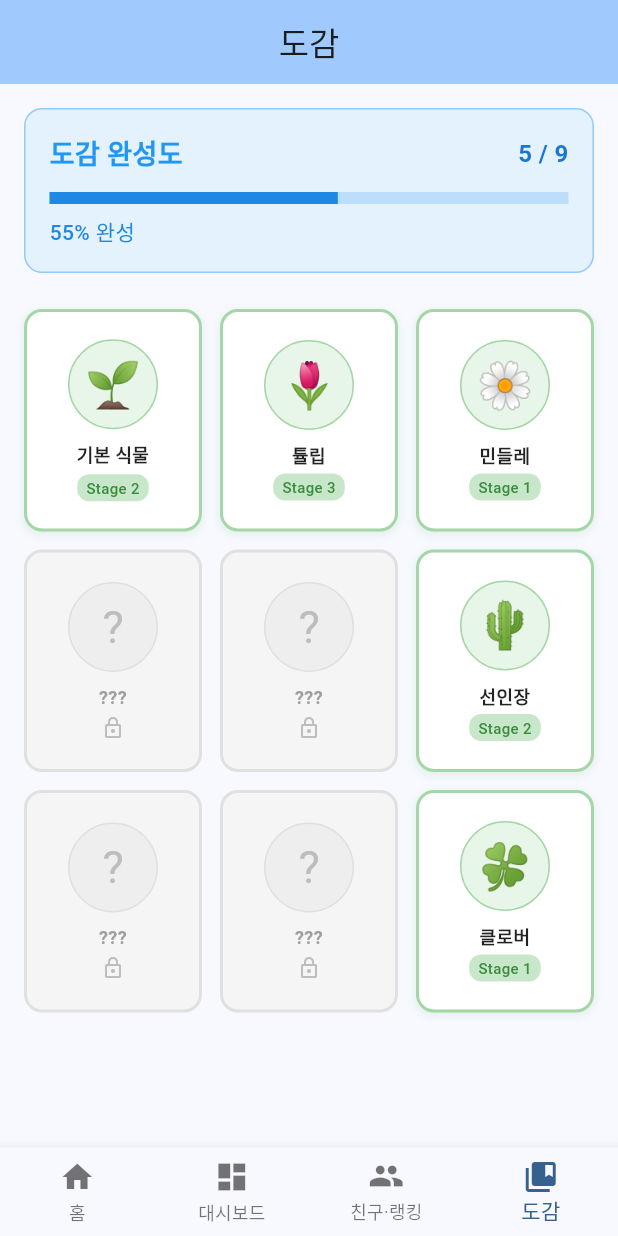
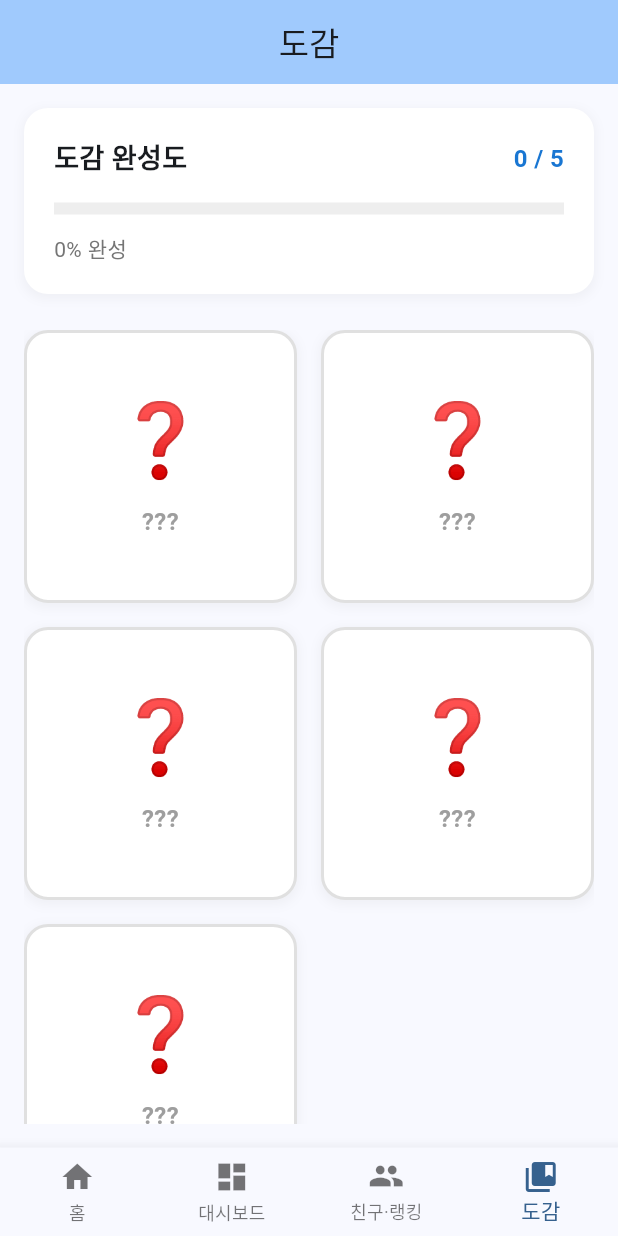
Before and after one commit to Yeongseo-Kim/water-together, a Flutter app: the screen it shows after launch, item 4 of the bottom bar chosen, on a phone screen of 412 x 824 dp. Run offline on Flutter 3.47's test engine with Material 3 defaults, Android fonts, the phone set to English and light mode, and no system bars; our stand-ins replace flutter_local_notifications, shared_preferences, timezone; accounts and stored records are empty.

Commit message:
feat: 도감 시스템 완성 - PlantGridWidget 실제 데이터 연동
- PlantGridWidget 구현 완료
  - 식물 그리드 표시 (2x2 레이아웃)
  - 수집된 식물과 미수집 식물 구분
  - 도감 완성도 표시 (진행률 바)
  - 식물 상세 정보 다이얼로그
  - 희귀도별 색상 구분

- 실제 식물 데이터 연동
  - WaterProvider에 완성된 식물 목록 추가
  - 식물 완성 시 도감 자동 추가 기능
  - 완성된 식물 목록 저장/불러오기 시스템
  - StorageService, UserDataService 확장

- 데이터 타입 수정
  - PlantConfigService Map → List 변환 로직 추가
  - null safety 처리 개선

Task_List_3.md Week 2 완료: 도감 시스템 완성

```diff
--- a/water_together/lib/widgets/plant_grid_widget.dart
+++ b/water_together/lib/widgets/plant_grid_widget.dart
@@ -1,4 +1,8 @@
 import 'package:flutter/material.dart';
+import 'package:provider/provider.dart';
+import '../providers/water_provider.dart';
+import '../services/plant_config_service.dart';
+import '../models/plant_config.dart';
 
 class PlantGridWidget extends StatefulWidget {
   const PlantGridWidget({super.key});
@@ -8,88 +12,22 @@ class PlantGridWidget extends StatefulWidget {
 }
 
 class _PlantGridWidgetState extends State<PlantGridWidget> {
-  // 임시 식물 데이터 (수집/미수집 구분)
-  final List<PlantData> _plants = [
-    PlantData(
-      id: 'plant_001',
-      name: '기본 식물',
-      image: '🌱',
-      description: '기본적인 식물입니다. 물을 주면 자라요!',
-      isCollected: true,
-      stage: 2,
-    ),
-    PlantData(
-      id: 'plant_002',
-      name: '튤립',
-      image: '🌷',
-      description: '아름다운 튤립입니다. 봄에 피어나요.',
-      isCollected: true,
-      stage: 3,
-    ),
-    PlantData(
-      id: 'plant_003',
-      name: '민들레',
-      image: '🌼',
-      description: '노란 민들레입니다. 바람에 날려가요.',
-      isCollected: true,
-      stage: 1,
-    ),
-    PlantData(
-      id: 'plant_004',
-      name: '장미',
-      image: '🌹',
-      description: '사랑의 꽃 장미입니다.',
-      isCollected: false,
-      stage: 0,
-    ),
-    PlantData(
-      id: 'plant_005',
-      name: '해바라기',
-      image: '🌻',
-      description: '태양을 따라 도는 해바라기입니다.',
-      isCollected: false,
-      stage: 0,
-    ),
-    PlantData(
-      id: 'plant_006',
-      name: '선인장',
-      image: '🌵',
-      description: '사막의 선인장입니다. 물을 적게 마셔요.',
-      isCollected: true,
-      stage: 2,
-    ),
-    PlantData(
-      id: 'plant_007',
-      name: '나무',
-      image: '🌳',
-      description: '큰 나무입니다. 많은 물이 필요해요.',
-      isCollected: false,
-      stage: 0,
-    ),
-    PlantData(
-      id: 'plant_008',
-      name: '버섯',
-      image: '🍄',
-      description: '빨간 버섯입니다. 조심해서 키우세요.',
-      isCollected: false,
-      stage: 0,
-    ),
-    PlantData(
-      id: 'plant_009',
-      name: '클로버',
-      image: '🍀',
-      description: '네잎 클로버입니다. 행운을 가져다줘요.',
-      isCollected: true,
-      stage: 1,
-    ),
-  ];
+  @override
+  void initState() {
+    super.initState();
+    // 식물 설정 로드
+    WidgetsBinding.instance.addPostFrameCallback((_) async {
+      await PlantConfigService.instance.loadPlantConfigs();
+    });
+  }
 
   @override
   Widget build(BuildContext context) {
-    // 수집된 식물 수 계산
-    final collectedCount = _plants.where((plant) => plant.isCollected).length;
-    final totalCount = _plants.length;
-    final completionRate = totalCount > 0 ? collectedCount / totalCount : 0.0;
+    return Consumer<WaterProvider>(
+      builder: (context, waterProvider, child) {
+        final plantConfigsMap = PlantConfigService.instance.getAllPlantConfigs();
+        final plantConfigs = plantConfigsMap.values.toList();
+        final collectedPlants = _getCollectedPlants(waterProvider);
 
         return Padding(
           padding: const EdgeInsets.all(16.0),
@@ -97,13 +35,53 @@ class _PlantGridWidgetState extends State<PlantGridWidget> {
             crossAxisAlignment: CrossAxisAlignment.start,
             children: [
               // 도감 완성도 표시
-          Container(
-            width: double.infinity,
-            padding: const EdgeInsets.all(16),
+              _buildCollectionProgress(plantConfigs.length, collectedPlants.length),
+              const SizedBox(height: 24),
+
+              // 식물 그리드
+              Expanded(
+                child: GridView.builder(
+                  gridDelegate: const SliverGridDelegateWithFixedCrossAxisCount(
+                    crossAxisCount: 2,
+                    childAspectRatio: 1.0,
+                    crossAxisSpacing: 16,
+                    mainAxisSpacing: 16,
+                  ),
+                  itemCount: plantConfigs.length,
+                  itemBuilder: (context, index) {
+                    final plantConfig = plantConfigs[index];
+                    if (plantConfig == null) return const SizedBox.shrink();
+
+                    final isCollected = collectedPlants.contains(plantConfig.plantId);
+
+                    return _buildPlantCard(plantConfig, isCollected);
+                  },
+                ),
+              ),
+            ],
+          ),
+        );
+      },
+    );
+  }
+
+  // 도감 완성도 표시
+  Widget _buildCollectionProgress(int totalPlants, int collectedPlants) {
+    final progress = totalPlants > 0 ? collectedPlants / totalPlants : 0.0;
+
+    return Container(
+      padding: const EdgeInsets.all(20),
       decoration: BoxDecoration(
-              color: Colors.blue.shade50,
-              borderRadius: BorderRadius.circular(12),
-              border: Border.all(color: Colors.blue.shade200),
+        color: Colors.white,
+        borderRadius: BorderRadius.circular(16),
+        boxShadow: [
+          BoxShadow(
+            color: Colors.grey.withOpacity(0.1),
+            spreadRadius: 1,
+            blurRadius: 5,
+            offset: const Offset(0, 2),
+          ),
+        ],
       ),
       child: Column(
         crossAxisAlignment: CrossAxisAlignment.start,
@@ -116,11 +94,10 @@ class _PlantGridWidgetState extends State<PlantGridWidget> {
                 style: TextStyle(
                   fontSize: 18,
                   fontWeight: FontWeight.bold,
-                        color: Colors.blue,
                 ),
               ),
               Text(
-                      '$collectedCount / $totalCount',
+                '$collectedPlants / $totalPlants',
                 style: TextStyle(
                   fontSize: 16,
                   fontWeight: FontWeight.w600,
@@ -129,41 +106,19 @@ class _PlantGridWidgetState extends State<PlantGridWidget> {
               ),
             ],
           ),
-                const SizedBox(height: 12),
+          const SizedBox(height: 16),
           LinearProgressIndicator(
-                  value: completionRate,
-                  backgroundColor: Colors.blue.shade100,
-                  valueColor: AlwaysStoppedAnimation<Color>(Colors.blue.shade600),
+            value: progress,
+            backgroundColor: Colors.grey.shade200,
+            valueColor: AlwaysStoppedAnimation<Color>(Colors.blue.shade400),
             minHeight: 8,
           ),
-                const SizedBox(height: 8),
+          const SizedBox(height: 12),
           Text(
-                  '${(completionRate * 100).toInt()}% 완성',
+            '${(progress * 100).toInt()}% 완성',
             style: TextStyle(
               fontSize: 14,
-                    color: Colors.blue.shade600,
-                    fontWeight: FontWeight.w500,
-                  ),
-                ),
-              ],
-            ),
-          ),
-          const SizedBox(height: 24),
-
-          // 식물 그리드
-          Expanded(
-            child: GridView.builder(
-              gridDelegate: const SliverGridDelegateWithFixedCrossAxisCount(
-                crossAxisCount: 3,
-                crossAxisSpacing: 12,
-                mainAxisSpacing: 12,
-                childAspectRatio: 0.8,
-              ),
-              itemCount: _plants.length,
-              itemBuilder: (context, index) {
-                final plant = _plants[index];
-                return _buildPlantCard(plant);
-              },
+              color: Colors.grey.shade600,
             ),
           ),
         ],
@@ -171,148 +126,261 @@ class _PlantGridWidgetState extends State<PlantGridWidget> {
     );
   }
 
-  Widget _buildPlantCard(PlantData plant) {
+  // 식물 카드 위젯
+  Widget _buildPlantCard(PlantConfig plantConfig, bool isCollected) {
     return GestureDetector(
-      onTap: plant.isCollected ? () => _showPlantDetail(plant) : null,
+      onTap: () => _showPlantDetail(plantConfig, isCollected),
       child: Container(
         decoration: BoxDecoration(
-          color: plant.isCollected ? Colors.white : Colors.grey.shade100,
-          borderRadius: BorderRadius.circular(12),
+          color: Colors.white,
+          borderRadius: BorderRadius.circular(16),
+          boxShadow: [
+            BoxShadow(
+              color: Colors.grey.withOpacity(0.1),
+              spreadRadius: 1,
+              blurRadius: 5,
+              offset: const Offset(0, 2),
+            ),
+          ],
           border: Border.all(
-            color: plant.isCollected ? Colors.green.shade200 : Colors.grey.shade300,
+            color: isCollected ? Colors.green.shade300 : Colors.grey.shade300,
             width: 2,
           ),
-          boxShadow: plant.isCollected ? [
-            BoxShadow(
-              color: Colors.green.withOpacity(0.1),
-              spreadRadius: 1,
-              blurRadius: 4,
-              offset: const Offset(0, 2),
-            ),
-          ] : null,
         ),
         child: Column(
           mainAxisAlignment: MainAxisAlignment.center,
           children: [
-            // 식물 이미지
-            Container(
-              width: 60,
-              height: 60,
-              decoration: BoxDecoration(
-                color: plant.isCollected ? Colors.green.shade50 : Colors.grey.shade200,
-                borderRadius: BorderRadius.circular(30),
-                border: Border.all(
-                  color: plant.isCollected ? Colors.green.shade200 : Colors.grey.shade300,
-                ),
-              ),
-              child: Center(
-                child: Text(
-                  plant.isCollected ? plant.image : '?',
-                  style: TextStyle(
-                    fontSize: 30,
-                    color: plant.isCollected ? null : Colors.grey.shade400,
-                  ),
-                ),
-              ),
+            // 식물 이미지 (이모티콘)
+            Text(
+              isCollected ? plantConfig.stageImages[3] : '❓',
+              style: const TextStyle(fontSize: 48),
             ),
             const SizedBox(height: 8),
 
             // 식물 이름
-            Padding(
-              padding: const EdgeInsets.symmetric(horizontal: 4),
+            Text(
+              isCollected ? plantConfig.name : '???',
+              style: TextStyle(
+                fontSize: 16,
+                fontWeight: FontWeight.bold,
+                color: isCollected ? Colors.black : Colors.grey.shade500,
+              ),
+              textAlign: TextAlign.center,
+            ),
+            const SizedBox(height: 4),
+
+            // 희귀도 표시
+            if (isCollected)
+              Container(
+                padding: const EdgeInsets.symmetric(horizontal: 8, vertical: 2),
+                decoration: BoxDecoration(
+                  color: _getRarityColor(plantConfig.rarity).withOpacity(0.2),
+                  borderRadius: BorderRadius.circular(8),
+                  border: Border.all(
+                    color: _getRarityColor(plantConfig.rarity),
+                    width: 1,
+                  ),
+                ),
                 child: Text(
-                plant.isCollected ? plant.name : '???',
+                  _getRarityText(plantConfig.rarity),
                   style: TextStyle(
                     fontSize: 12,
                     fontWeight: FontWeight.w600,
-                  color: plant.isCollected ? Colors.black87 : Colors.grey.shade500,
+                    color: _getRarityColor(plantConfig.rarity),
                   ),
-                textAlign: TextAlign.center,
-                maxLines: 2,
-                overflow: TextOverflow.ellipsis,
                 ),
               ),
 
             // 수집 상태 표시
-            if (plant.isCollected) ...[
-              const SizedBox(height: 4),
-              Container(
-                padding: const EdgeInsets.symmetric(horizontal: 6, vertical: 2),
-                decoration: BoxDecoration(
-                  color: Colors.green.shade100,
-                  borderRadius: BorderRadius.circular(8),
+            if (isCollected)
+              const SizedBox(height: 8),
+            if (isCollected)
+              Icon(
+                Icons.check_circle,
+                color: Colors.green.shade600,
+                size: 20,
               ),
-                child: Text(
-                  'Stage ${plant.stage}',
-                  style: TextStyle(
-                    fontSize: 10,
-                    color: Colors.green.shade700,
-                    fontWeight: FontWeight.w500,
-                  ),
-                ),
-              ),
-            ] else ...[
-              const SizedBox(height: 4),
-              Icon(
-                Icons.lock_outline,
-                size: 16,
-                color: Colors.grey.shade400,
-              ),
-            ],
           ],
         ),
       ),
     );
   }
 
-  void _showPlantDetail(PlantData plant) {
+  // 희귀도별 색상
+  Color _getRarityColor(String rarity) {
+    switch (rarity) {
+      case 'common':
+        return Colors.green;
+      case 'rare':
+        return Colors.blue;
+      case 'epic':
+        return Colors.purple;
+      case 'legendary':
+        return Colors.orange;
+      default:
+        return Colors.grey;
+    }
+  }
+
+  // 희귀도별 텍스트
+  String _getRarityText(String rarity) {
+    switch (rarity) {
+      case 'common':
+        return '일반';
+      case 'rare':
+        return '희귀';
+      case 'epic':
+        return '영웅';
+      case 'legendary':
+        return '전설';
+      default:
+        return '일반';
+    }
+  }
+
+  // 수집된 식물 목록 가져오기
+  List<String> _getCollectedPlants(WaterProvider waterProvider) {
+    // WaterProvider에서 완성된 식물 목록 가져오기
+    return waterProvider.completedPlants;
+  }
+
+  // 식물 상세 정보 다이얼로그
+  void _showPlantDetail(PlantConfig plantConfig, bool isCollected) {
     showDialog(
       context: context,
       builder: (context) => AlertDialog(
         title: Row(
           children: [
-            Text(plant.image, style: const TextStyle(fontSize: 24)),
-            const SizedBox(width: 8),
+            Text(
+              isCollected ? plantConfig.stageImages[3] : '❓',
+              style: const TextStyle(fontSize: 32),
+            ),
+            const SizedBox(width: 12),
             Expanded(
               child: Text(
-                plant.name,
-                style: const TextStyle(fontSize: 18),
+                isCollected ? plantConfig.name : '???',
+                style: const TextStyle(fontSize: 20),
               ),
             ),
           ],
         ),
-        content: Column(
+        content: SingleChildScrollView(
+          child: Column(
             mainAxisSize: MainAxisSize.min,
             crossAxisAlignment: CrossAxisAlignment.start,
             children: [
+              if (isCollected) ...[
+                // 식물 설명
                 Text(
-              plant.description,
+                  plantConfig.description,
                   style: const TextStyle(fontSize: 16),
+                ),
+                const SizedBox(height: 16),
+
+                // 성장 단계별 이미지
+                const Text(
+                  '성장 단계',
+                  style: TextStyle(
+                    fontSize: 16,
+                    fontWeight: FontWeight.bold,
+                  ),
+                ),
+                const SizedBox(height: 8),
+                Row(
+                  mainAxisAlignment: MainAxisAlignment.spaceEvenly,
+                  children: [
+                    _buildStageImage(plantConfig.stageImages[0], '씨앗'),
+                    _buildStageImage(plantConfig.stageImages[1], '줄기'),
+                    _buildStageImage(plantConfig.stageImages[2], '꽃'),
+                    _buildStageImage(plantConfig.stageImages[3], '열매'),
+                  ],
+                ),
+                const SizedBox(height: 16),
+
+                // 희귀도 정보
+                Container(
+                  padding: const EdgeInsets.all(12),
+                  decoration: BoxDecoration(
+                    color: _getRarityColor(plantConfig.rarity).withOpacity(0.1),
+                    borderRadius: BorderRadius.circular(8),
+                    border: Border.all(
+                      color: _getRarityColor(plantConfig.rarity),
+                      width: 1,
+                    ),
+                  ),
+                  child: Row(
+                    children: [
+                      Icon(
+                        Icons.star,
+                        color: _getRarityColor(plantConfig.rarity),
+                        size: 20,
+                      ),
+                      const SizedBox(width: 8),
+                      Text(
+                        '희귀도: ${_getRarityText(plantConfig.rarity)}',
+                        style: TextStyle(
+                          fontSize: 14,
+                          fontWeight: FontWeight.w600,
+                          color: _getRarityColor(plantConfig.rarity),
+                        ),
+                      ),
+                    ],
+                  ),
+                ),
+                const SizedBox(height: 12),
+
+                // 성장 요구사항
+                const Text(
+                  '성장 요구사항',
+                  style: TextStyle(
+                    fontSize: 16,
+                    fontWeight: FontWeight.bold,
+                  ),
+                ),
+                const SizedBox(height: 8),
+                ...plantConfig.stageRequirements.asMap().entries.map(
+                  (entry) => Padding(
+                    padding: const EdgeInsets.symmetric(vertical: 2),
+                    child: Row(
+                      children: [
+                        Text(plantConfig.stageImages[entry.key + 1]),
+                        const SizedBox(width: 8),
+                        Text('${entry.value}ml'),
+                      ],
+                    ),
+                  ),
+                ),
+              ] else ...[
+                // 미수집 식물
+                const Text(
+                  '아직 수집하지 않은 식물입니다.',
+                  style: TextStyle(fontSize: 16),
                 ),
                 const SizedBox(height: 16),
                 Container(
                   padding: const EdgeInsets.all(12),
                   decoration: BoxDecoration(
-                color: Colors.green.shade50,
+                    color: Colors.grey.shade100,
                     borderRadius: BorderRadius.circular(8),
-                border: Border.all(color: Colors.green.shade200),
+                    border: Border.all(color: Colors.grey.shade300),
                   ),
-              child: Row(
+                  child: const Row(
                     children: [
-                  Icon(Icons.local_florist, color: Colors.green.shade600),
-                  const SizedBox(width: 8),
+                      Icon(Icons.info_outline, color: Colors.grey),
+                      SizedBox(width: 8),
                       Text(
-                    '성장 단계: ${plant.stage}',
+                        '식물을 완성하면 도감에 추가됩니다!',
                         style: TextStyle(
                           fontSize: 14,
-                      fontWeight: FontWeight.w600,
-                      color: Colors.green.shade700,
+                          color: Colors.grey,
                         ),
                       ),
                     ],
                   ),
                 ),
               ],
+            ],
+          ),
         ),
         actions: [
           TextButton(
@@ -323,23 +391,18 @@ class _PlantGridWidgetState extends State<PlantGridWidget> {
       ),
     );
   }
+
+  // 성장 단계 이미지 위젯
+  Widget _buildStageImage(String emoji, String label) {
+    return Column(
+      children: [
+        Text(emoji, style: const TextStyle(fontSize: 24)),
+        const SizedBox(height: 4),
+        Text(
+          label,
+          style: const TextStyle(fontSize: 12),
+        ),
+      ],
+    );
   }
-
-// 식물 데이터 모델
-class PlantData {
-  final String id;
-  final String name;
-  final String image;
-  final String description;
-  final bool isCollected;
-  final int stage;
-
-  PlantData({
-    required this.id,
-    required this.name,
-    required this.image,
-    required this.description,
-    required this.isCollected,
-    required this.stage,
-  });
 }
```
Also changed, not shown: water_together/lib/providers/water_provider.dart (+36 -9 lines), water_together/lib/services/storage_service.dart (+23 -0 lines), water_together/lib/services/user_data_service.dart (+23 -0 lines). Lines whose indentation alone changed are shown as unchanged.
